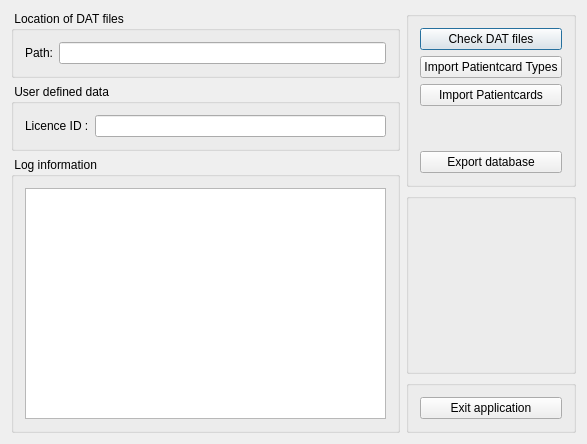
First picture: the form in converter/cdlgmain.ui, repository tbikfalvi/Belenus, before the edit.
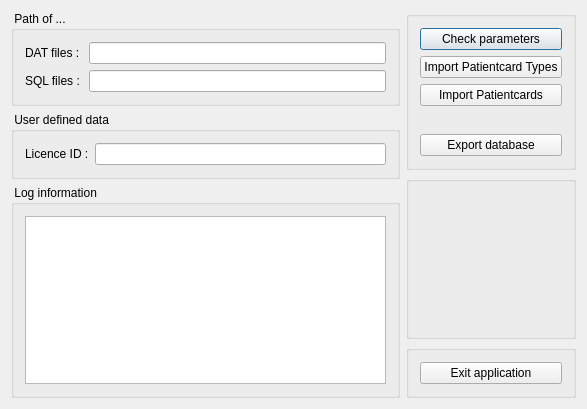
Second picture: the form after the edit.

Commit message: Berletnek erv. datum tol-ig. Export konyvtar.

What changed in the file:
```diff
--- a/converter/cdlgmain.ui
+++ b/converter/cdlgmain.ui
@@ -7,30 +7,46 @@
     <x>0</x>
     <y>0</y>
     <width>587</width>
-    <height>444</height>
+    <height>409</height>
    </rect>
   </property>
   <property name="windowTitle">
    <string>Belenus Import application (c) Pagony Multimedia Studio Bt.</string>
   </property>
-  <layout class="QHBoxLayout" name="horizontalLayout_2">
+  <layout class="QHBoxLayout" name="horizontalLayout_3">
    <item>
-    <layout class="QVBoxLayout" name="verticalLayout_5">
+    <layout class="QVBoxLayout" name="verticalLayout_2">
      <item>
       <widget class="QGroupBox" name="gbLocation">
+       <property name="sizePolicy">
+        <sizepolicy hsizetype="Preferred" vsizetype="Preferred">
+         <horstretch>0</horstretch>
+         <verstretch>0</verstretch>
+        </sizepolicy>
+       </property>
        <property name="title">
-        <string> Location of DAT files </string>
+        <string> Path of ... </string>
        </property>
-       <layout class="QHBoxLayout" name="horizontalLayout">
-        <item>
-         <widget class="QLabel" name="lblPath">
+       <layout class="QFormLayout" name="formLayout_2">
+        <item row="0" column="0">
+         <widget class="QLabel" name="lblImportPath">
           <property name="text">
-           <string>Path:</string>
+           <string>DAT files : </string>
           </property>
          </widget>
         </item>
-        <item>
-         <widget class="QLineEdit" name="ledPath"/>
+        <item row="0" column="1">
+         <widget class="QLineEdit" name="ledImportPath"/>
+        </item>
+        <item row="1" column="0">
+         <widget class="QLabel" name="lblExportPath">
+          <property name="text">
+           <string>SQL files :</string>
+          </property>
+         </widget>
+        </item>
+        <item row="1" column="1">
+         <widget class="QLineEdit" name="ledExportPath"/>
         </item>
        </layout>
       </widget>
@@ -40,15 +56,15 @@
        <property name="title">
         <string> User defined data </string>
        </property>
-       <layout class="QFormLayout" name="formLayout">
-        <item row="0" column="0">
+       <layout class="QHBoxLayout" name="horizontalLayout">
+        <item>
          <widget class="QLabel" name="lblLicenceId">
           <property name="text">
            <string>Licence ID :</string>
           </property>
          </widget>
         </item>
-        <item row="0" column="1">
+        <item>
          <widget class="QLineEdit" name="ledLicenceId"/>
         </item>
        </layout>
@@ -59,7 +75,7 @@
        <property name="title">
         <string> Log information </string>
        </property>
-       <layout class="QVBoxLayout" name="verticalLayout_2">
+       <layout class="QHBoxLayout" name="horizontalLayout_2">
         <item>
          <widget class="QListWidget" name="listLog"/>
         </item>
@@ -79,7 +95,7 @@
         <item>
          <widget class="QPushButton" name="pbCheckFiles">
           <property name="text">
-           <string>Check DAT files</string>
+           <string>Check parameters</string>
           </property>
          </widget>
         </item>
```
The commit also changes 4 other files.
